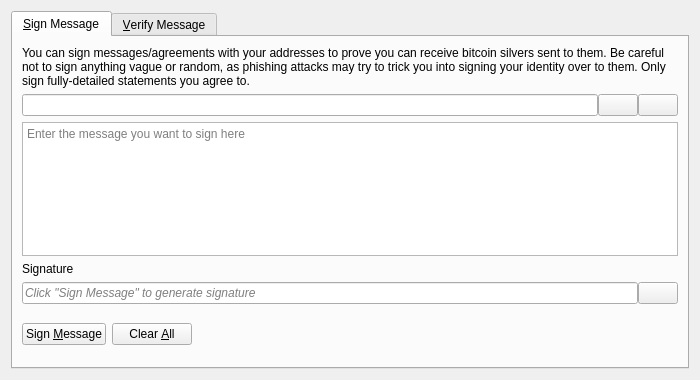
This is src/qt/forms/signverifymessagedialog.ui in silverlabs-org/bitcoinsilver_core as Qt 5 draws it before an edit. The edited form follows.
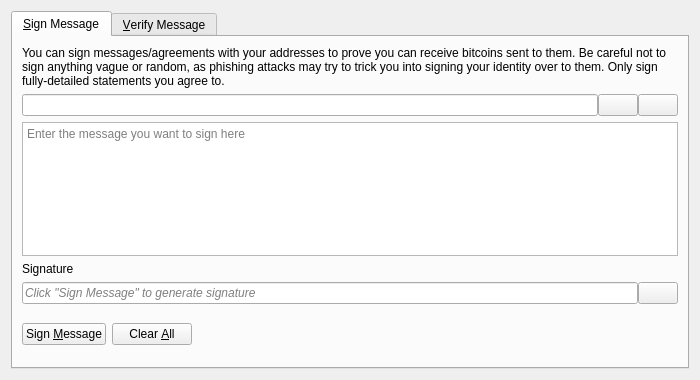
This is the edited form. Icons and pictures are not drawn. Custom widgets are drawn as their Qt base class.

Patch:
```diff
--- a/src/qt/forms/signverifymessagedialog.ui
+++ b/src/qt/forms/signverifymessagedialog.ui
@@ -30,7 +30,7 @@
        <item>
         <widget class="QLabel" name="infoLabel_SM">
          <property name="text">
-          <string>You can sign messages/agreements with your addresses to prove you can receive bitcoin silvers sent to them. Be careful not to sign anything vague or random, as phishing attacks may try to trick you into signing your identity over to them. Only sign fully-detailed statements you agree to.</string>
+          <string>You can sign messages/agreements with your addresses to prove you can receive bitcoins sent to them. Be careful not to sign anything vague or random, as phishing attacks may try to trick you into signing your identity over to them. Only sign fully-detailed statements you agree to.</string>
          </property>
          <property name="textFormat">
           <enum>Qt::PlainText</enum>
```
Left out of the diff: 26 changed lines with no effect on the pictures.
